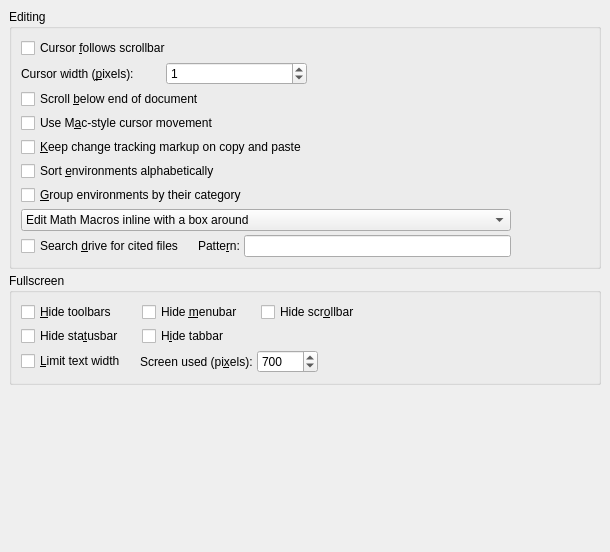
First picture: the form in src/frontends/qt/ui/PrefEditUi.ui, repository cburschka/lyx, before the edit.
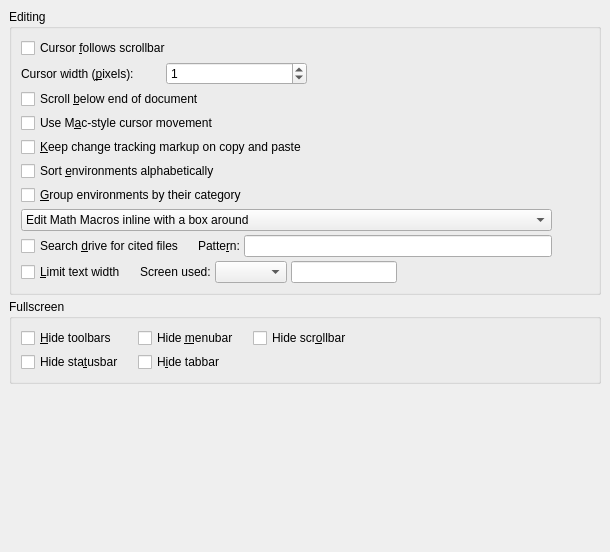
Second picture: the form after the edit. Custom widgets are drawn as their Qt base class.

Commit message: adjust text display width in windowed mode

Diff of the .ui file:
```diff
--- a/src/frontends/qt/ui/PrefEditUi.ui
+++ b/src/frontends/qt/ui/PrefEditUi.ui
@@ -212,6 +212,59 @@
         </property>
        </widget>
       </item>
+      <item row="10" column="0" colspan="3">
+        <layout class="QHBoxLayout" name="horizontalLayout_4">
+         <item>
+          <widget class="QCheckBox" name="screenLimitCB">
+           <property name="text">
+            <string>&amp;Limit text width</string>
+           </property>
+          </widget>
+         </item>
+         <item>
+          <spacer name="horizontalSpacer_9">
+           <property name="orientation">
+            <enum>Qt::Horizontal</enum>
+           </property>
+           <property name="sizeType">
+            <enum>QSizePolicy::Fixed</enum>
+           </property>
+           <property name="sizeHint" stdset="0">
+            <size>
+             <width>10</width>
+             <height>20</height>
+            </size>
+           </property>
+          </spacer>
+         </item>
+         <item>
+           <widget class="QLabel" name="screenWidthLA">
+             <property name="text">
+               <string>Screen used:</string>
+             </property>
+           </widget>
+         </item>
+         <item>
+           <widget class="lyx::frontend::LengthCombo" name="screenWidthUnitCO" />
+         </item>
+         <item>
+           <widget class="QLineEdit" name="screenWidthLE" />
+         </item>
+         <item>
+          <spacer name="horizontalSpacer_2">
+           <property name="orientation">
+            <enum>Qt::Horizontal</enum>
+           </property>
+           <property name="sizeHint" stdset="0">
+            <size>
+             <width>157</width>
+             <height>20</height>
+            </size>
+           </property>
+          </spacer>
+         </item>
+        </layout>
+       </item>
      </layout>
     </widget>
    </item>
@@ -300,72 +353,6 @@
         </property>
        </spacer>
       </item>
-      <item row="2" column="0" colspan="6">
-       <layout class="QHBoxLayout" name="horizontalLayout_4">
-        <item>
-         <widget class="QCheckBox" name="fullscreenLimitCB">
-          <property name="text">
-           <string>&amp;Limit text width</string>
-          </property>
-         </widget>
-        </item>
-        <item>
-         <spacer name="horizontalSpacer_9">
-          <property name="orientation">
-           <enum>Qt::Horizontal</enum>
-          </property>
-          <property name="sizeType">
-           <enum>QSizePolicy::Fixed</enum>
-          </property>
-          <property name="sizeHint" stdset="0">
-           <size>
-            <width>10</width>
-            <height>20</height>
-           </size>
-          </property>
-         </spacer>
-        </item>
-        <item>
-         <widget class="QLabel" name="fullscreenWidthLA">
-          <property name="text">
-           <string>Screen used (pi&amp;xels):</string>
-          </property>
-          <property name="buddy">
-           <cstring>fullscreenWidthSB</cstring>
-          </property>
-         </widget>
-        </item>
-        <item>
-         <widget class="QSpinBox" name="fullscreenWidthSB">
-          <property name="minimum">
-           <number>0</number>
-          </property>
-          <property name="maximum">
-           <number>10000</number>
-          </property>
-          <property name="singleStep">
-           <number>10</number>
-          </property>
-          <property name="value">
-           <number>700</number>
-          </property>
-         </widget>
-        </item>
-        <item>
-         <spacer name="horizontalSpacer_2">
-          <property name="orientation">
-           <enum>Qt::Horizontal</enum>
-          </property>
-          <property name="sizeHint" stdset="0">
-           <size>
-            <width>157</width>
-            <height>20</height>
-           </size>
-          </property>
-         </spacer>
-        </item>
-       </layout>
-      </item>
       <item row="0" column="0">
        <widget class="QCheckBox" name="toggleToolbarsCB">
         <property name="sizePolicy">
@@ -414,6 +401,13 @@
   </layout>
  </widget>
  <layoutdefault spacing="4" margin="9"/>
+ <customwidgets> 
+  <customwidget> 
+    <class>lyx::frontend::LengthCombo</class> 
+    <extends>QComboBox</extends> 
+    <header>LengthCombo.h</header> 
+  </customwidget> 
+ </customwidgets> 
  <tabstops>
   <tabstop>cursorFollowsCB</tabstop>
   <tabstop>cursorWidthSB</tabstop>
```
The commit also changes 7 other files.
